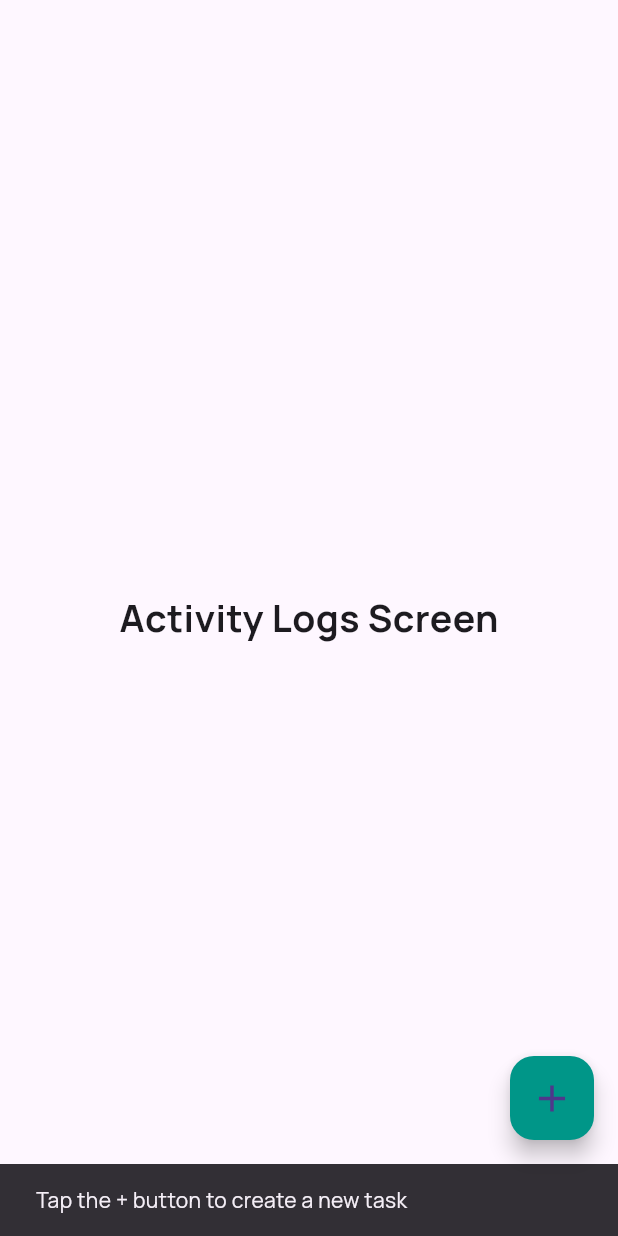
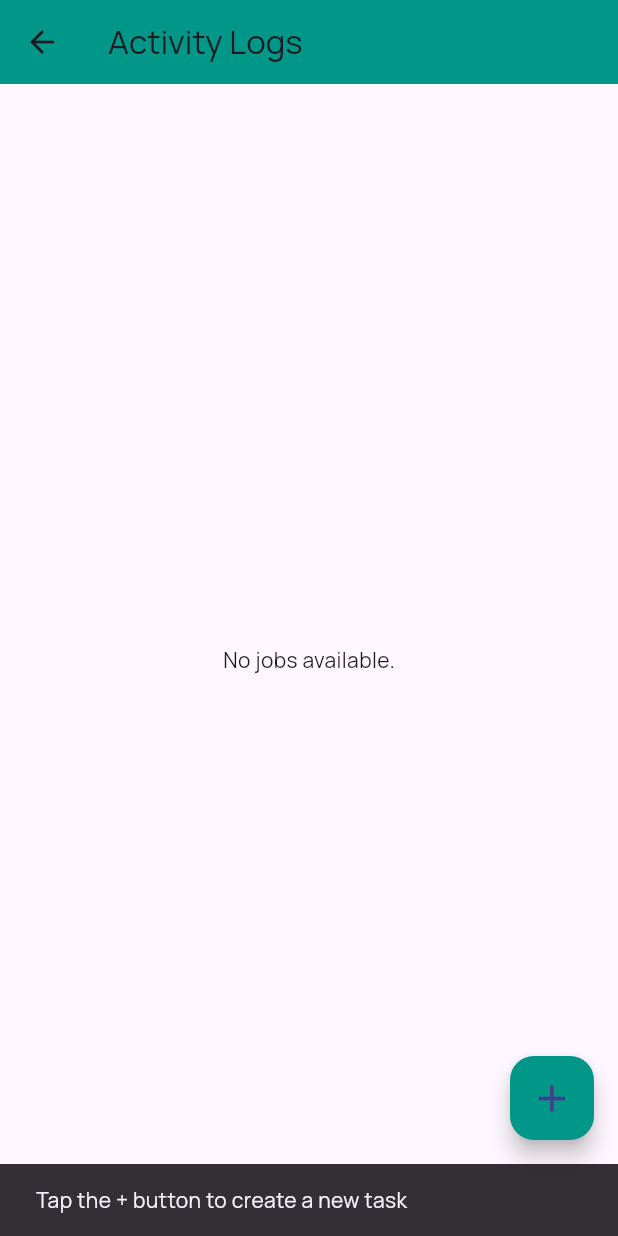
Before and after one commit to zhiren0326/fyp, a Flutter app: the ActivityLogScreen screen opened directly, on a phone screen of 412 x 824 dp. Run offline on Flutter 3.47's test engine with Material 3 defaults, Android fonts, the light colour scheme and no system bars; our stand-ins replace cloud_firestore, firebase_auth, firebase_core, flutter_map, geocoding, geolocator and 7 more; accounts and stored records are empty.

Commit message:
fred commit 2

```diff
--- a/lib/module/ActivityLog.dart
+++ b/lib/module/ActivityLog.dart
@@ -1,4 +1,6 @@
 import 'package:flutter/material.dart';
+import 'package:cloud_firestore/cloud_firestore.dart';
+import 'package:firebase_auth/firebase_auth.dart';
 import 'package:fyp/Add%20Job%20Module/AddJobPage.dart';
 
 class ActivityLogScreen extends StatefulWidget {
@@ -24,19 +26,74 @@
     });
   }
 
+  void acceptJob(String jobId) {
+    FirebaseFirestore.instance.collection('jobs').doc(jobId).update({
+      'isAccepted': true,
+      'acceptedBy': FirebaseAuth.instance.currentUser!.uid,
+    });
+  }
+
   @override
   Widget build(BuildContext context) {
+    final currentUser = FirebaseAuth.instance.currentUser;
+
     return Scaffold(
-      body: const Center(
-        child: Text(
-          "Activity Logs Screen",
-          style: TextStyle(fontSize: 25, fontWeight: FontWeight.bold),
-        ),
+      appBar: AppBar(
+        title: const Text("Activity Logs"),
+        backgroundColor: Colors.teal,
+      ),
+      body: StreamBuilder<QuerySnapshot>(
+        stream: FirebaseFirestore.instance
+            .collection('jobs')
+            .orderBy('postedAt', descending: true)
+            .snapshots(),
+        builder: (context, snapshot) {
+          if (snapshot.connectionState == ConnectionState.waiting) {
+            return const Center(child: CircularProgressIndicator());
+          }
+
+          if (!snapshot.hasData || snapshot.data!.docs.isEmpty) {
+            return const Center(child: Text("No jobs available."));
+          }
+
+          final jobs = snapshot.data!.docs;
+
+          return ListView.builder(
+            itemCount: jobs.length,
+            itemBuilder: (context, index) {
+              final job = jobs[index];
+              final data = job.data() as Map<String, dynamic>;
+              final isOwner = data['postedBy'] == currentUser!.uid;
+              final isAccepted = data['isAccepted'] == true;
+
+              return Card(
+                margin: const EdgeInsets.symmetric(horizontal: 12, vertical: 6),
+                child: ListTile(
+                  title: Text(data['title'] ?? ''),
+                  subtitle: Text(data['description'] ?? ''),
+                  trailing: isOwner
+                      ? IconButton(
+                    icon: const Icon(Icons.edit, color: Colors.orange),
+                    onPressed: () {
+                      // Navigate to edit page (to implement)
+                    },
+                  )
+                      : isAccepted
+                      ? const Text("Taken", style: TextStyle(color: Colors.grey))
+                      : ElevatedButton(
+                    onPressed: () => acceptJob(job.id),
+                    child: const Text("Accept"),
+                  ),
+                ),
+              );
+            },
+          );
+        },
       ),
       floatingActionButton: Tooltip(
         message: 'Tap to create a new task',
-        waitDuration: Duration(milliseconds: 500),
-        showDuration: Duration(seconds: 2),
+        waitDuration: const Duration(milliseconds: 500),
+        showDuration: const Duration(seconds: 2),
         child: FloatingActionButton(
           onPressed: () {
             Navigator.of(context).push(
```
Also changed, not shown: lib/Add Job Module/AddJobPage.dart (+32 -5 lines), 1 other file.
